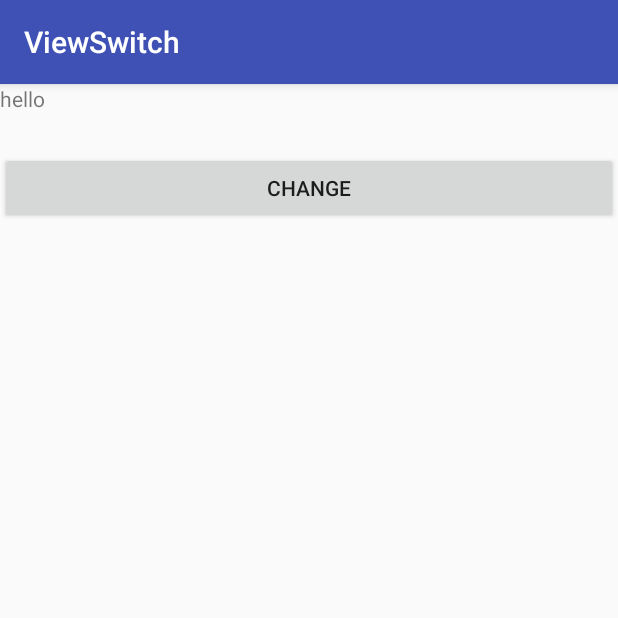
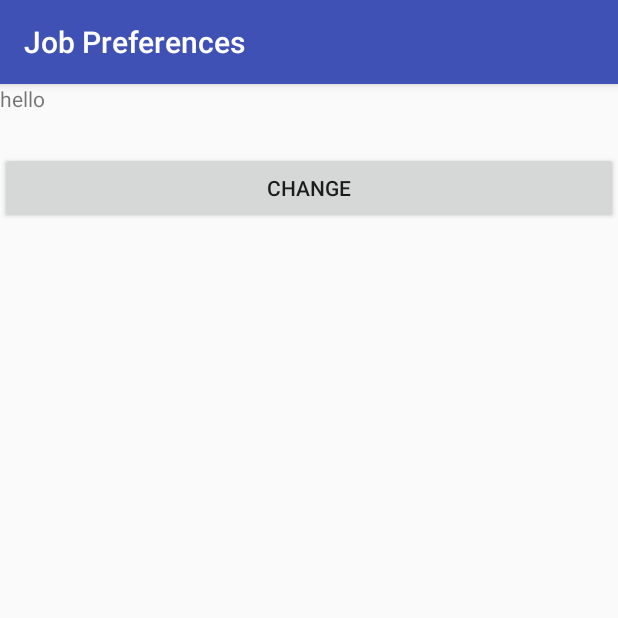
Before and after one commit to sayami007/AndroidChangeView, an Android app: the screen it shows after launch (MainActivity), on a phone screen of 412 x 824 dp, the top half of it. Run offline under Robolectric (Android 15) with nearby library versions, the phone set to English and light mode, and no system bars.

Commit message:
New Branch merojob created

```diff
--- a/app/src/main/java/manandharbibesh/viewswitch/MainActivity.java
+++ b/app/src/main/java/manandharbibesh/viewswitch/MainActivity.java
@@ -1,5 +1,6 @@
 package manandharbibesh.viewswitch;
 
+import android.support.v7.app.ActionBar;
 import android.support.v7.app.AppCompatActivity;
 import android.os.Bundle;
 import android.view.View;
@@ -13,18 +14,8 @@ public class MainActivity extends AppCompatActivity {
     protected void onCreate(Bundle savedInstanceState) {
         super.onCreate(savedInstanceState);
         setContentView(R.layout.activity_main);
-        final ViewSwitcher switcher = (ViewSwitcher) findViewById(R.id.my_switcher);
-        final TextView myTV = (TextView) switcher.findViewById(R.id.clickable_text_view);
-        final EditText myET = (EditText) switcher.findViewById(R.id.hidden_edit_view);
-        final Button change = (Button) findViewById(R.id.change);
-        change.setOnClickListener(new View.OnClickListener() {
-            @Override
-            public void onClick(View view) {
-                switcher.showNext();
-                myTV.setText(myET.getText().toString());
-                myET.setText(myTV.getText().toString());
-            }
-        });
+        ActionBar actionBar = getSupportActionBar();
+        actionBar.setTitle("Job Preferences");
     }
 
 
```
